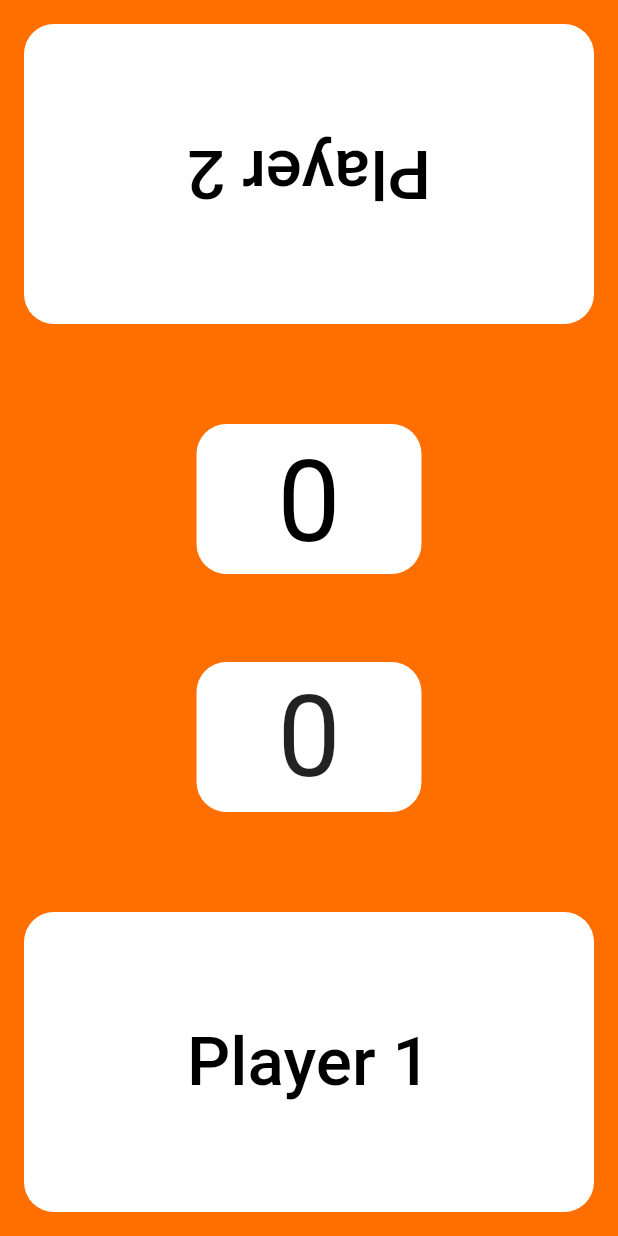
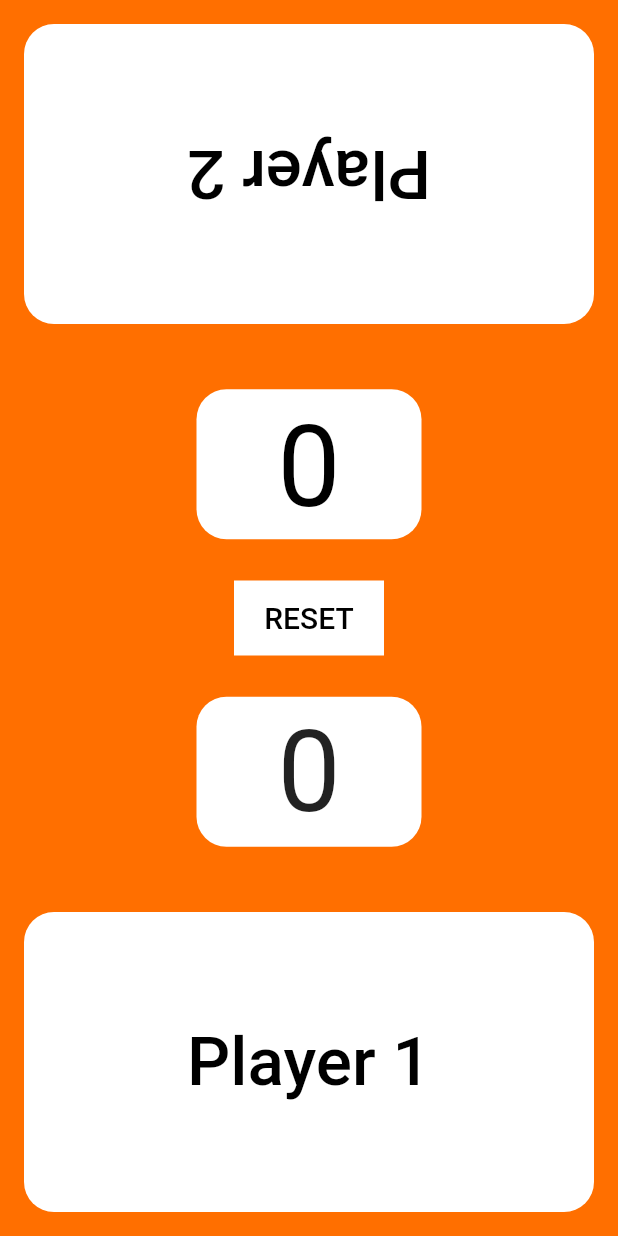
Before and after one commit to Trotter84/tap_attack, a Flutter app: the screen it shows after launch, on a phone screen of 412 x 824 dp. Run offline on Flutter 3.47's test engine with Material 2 defaults, Android fonts, the phone set to English and light mode, and no system bars.

Commit message:
added reset button

```diff
--- a/lib/main.dart
+++ b/lib/main.dart
@@ -24,6 +24,13 @@ class _TapFightState extends State<TapFight> {
   void buttonTwoCounter() {
     setState(() {
       playerTwoCount++;
+    });
+  }
+
+  void buttonReset() {
+    setState(() {
+      playerOneCount = 0;
+      playerTwoCount = 0;
     });
   }
 
@@ -86,6 +93,21 @@ class _TapFightState extends State<TapFight> {
                   ),
                 ),
               ),
+              Container(
+                height: 50.0,
+                width: 100.0,
+                color: Colors.white,
+                  child: TextButton(
+                    onPressed: () {
+                      buttonReset();
+                    },
+                    child: Text('RESET',
+                    style: TextStyle(
+                        fontSize: 20.0,
+                        color: Colors.black,
+                    ),),
+                  ),
+              ),
               Padding(
                 padding: const EdgeInsets.all(8.0),
                 child: Container(
```
